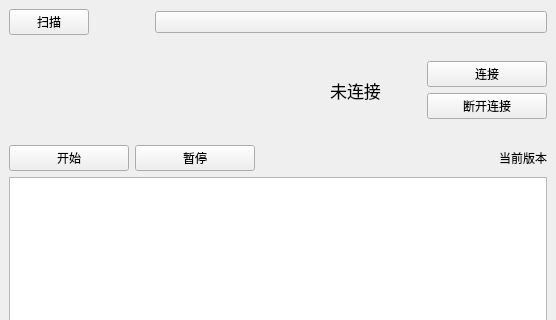
Before: the Qt Designer form UI/newui.ui in ACGN-Alliance/BlueArchive-Starter, drawn with Qt 5; both pictures show x 0 to 556 and y 0 to 320 of the 556 by 685 pixel window.
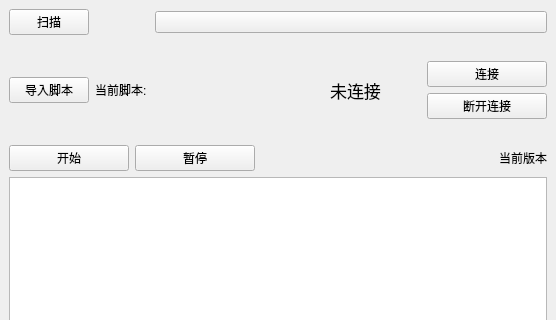
After: the same form once the commit is applied. Custom widgets are drawn as their Qt base class.

Commit message: add: 获取外部脚本

```diff
--- a/UI/newui.ui
+++ b/UI/newui.ui
@@ -142,6 +142,20 @@
     </item>
     <item>
      <layout class="QHBoxLayout" name="horizontalLayout_2">
+      <item>
+       <widget class="PushButton" name="BtnImport">
+        <property name="text">
+         <string>导入脚本</string>
+        </property>
+       </widget>
+      </item>
+      <item>
+       <widget class="QLabel" name="label">
+        <property name="text">
+         <string>当前脚本:</string>
+        </property>
+       </widget>
+      </item>
       <item>
        <spacer name="horizontalSpacer_7">
         <property name="orientation">
```
The commit also changes 4 other files.
